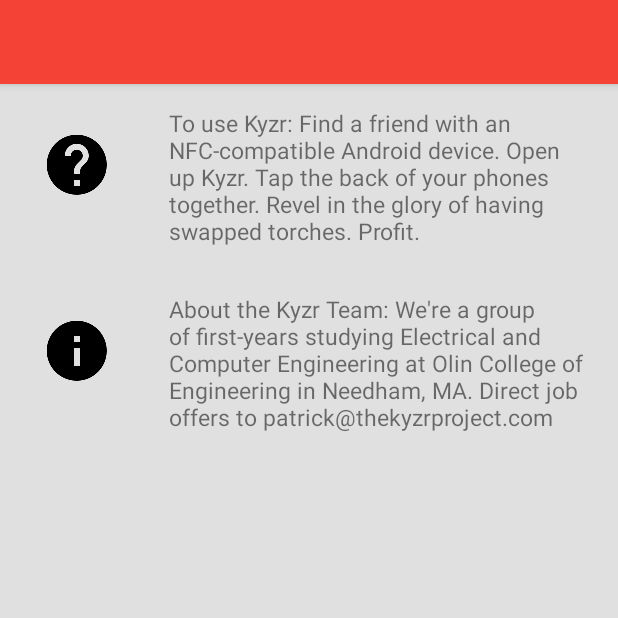
After one commit to phuston/Kyzr, an Android app: the StatsActivity screen opened directly, with no data from a screen before it, on a phone screen of 412 x 824 dp, the top half of it. The commit adds this screen. Run offline under Robolectric (Android 15) with nearby library versions, the phone set to English and light mode, and no system bars; network calls fail.

Commit message:
Begins implementation of stats page

```diff
--- a/app/build.gradle
+++ b/app/build.gradle
@@ -20,8 +20,9 @@ android {
 }
 
 dependencies {
-    compile fileTree(dir: 'libs', include: ['*.jar'])
+    compile fileTree(include: ['*.jar'], dir: 'libs')
     compile 'com.android.support:appcompat-v7:22.0.0'
     compile 'com.google.android.gms:play-services:7.0.0'
     compile 'com.getbase:floatingactionbutton:1.9.0'
+    compile files('libs/gson-2.3.1.jar')
 }
--- a/app/src/main/java/com/phuston/android/kyzr/HelpActivity.java
+++ b/app/src/main/java/com/phuston/android/kyzr/HelpActivity.java
@@ -10,12 +10,15 @@ import android.view.MenuItem;
 
 public class HelpActivity extends ActionBarActivity {
 
+    private Toolbar mToolbar;
 
     @Override
     protected void onCreate(Bundle savedInstanceState) {
         super.onCreate(savedInstanceState);
         setContentView(R.layout.activity_help);
 
+        mToolbar = (Toolbar)(findViewById(R.id.tool_bar));
+        setSupportActionBar(mToolbar);
     }
 
     @Override
--- a/app/src/main/java/com/phuston/android/kyzr/NetworksClient.java
+++ b/app/src/main/java/com/phuston/android/kyzr/NetworksClient.java
@@ -76,4 +76,8 @@ public class NetworksClient {
         return "phone_id=" + URLEncoder.encode(phoneID, "UTF-8");
     }
 
+    public String formatStats(String phoneID) throws UnsupportedEncodingException {
+        return "phone_id=" + URLEncoder.encode(phoneID, "UTF-8");
+    }
+
 }
--- a/app/src/main/java/com/phuston/android/kyzr/TorchFragment.java
+++ b/app/src/main/java/com/phuston/android/kyzr/TorchFragment.java
@@ -58,7 +58,7 @@ public class TorchFragment extends Fragment {
     }
 
     public void updateCurrTorch(String currTorchID){
-        mCurrTorchTextview.setText("Current torch: " + currTorchID);
+        mCurrTorchTextview.setText("Current torch: \n" + currTorchID);
     }
 
     public void updateLocation(Location lastLocation) {
--- /dev/null
+++ b/app/src/main/res/layout/activity_stats.xml
@@ -0,0 +1,86 @@
+<LinearLayout xmlns:android="http://schemas.android.com/apk/res/android"
+    xmlns:tools="http://schemas.android.com/tools"
+    android:orientation="vertical"
+    android:layout_width="match_parent"
+    android:layout_height="match_parent"
+    tools:context="com.phuston.android.kyzr.HelpActivity"
+    android:background="@color/accent"
+    android:elevation="5dp"
+    android:textAlignment="center">
+
+    <include
+        android:id="@+id/tool_bar"
+        layout="@layout/tool_bar"
+        ></include>
+
+    <LinearLayout
+        android:id="@+id/linearlayout"
+        android:layout_width="fill_parent"
+        android:layout_height="wrap_content"
+        android:orientation="horizontal" >
+
+        <ImageView
+            android:id="@+id/help_icon"
+            android:layout_width="0dp"
+            android:layout_weight="1"
+            android:layout_height="wrap_content"
+            android:layout_gravity="left"
+            android:paddingLeft="20dp"
+            android:paddingRight="20dp"
+            android:paddingTop="30dp"
+            android:paddingBottom="30dp"
+            android:src="@drawable/ic_help_black_48dp"
+            android:contentDescription="help_icon" />
+
+        <TextView
+            android:id="@+id/distance_textview"
+            android:layout_width="0dp"
+            android:layout_weight="3"
+            android:layout_height="wrap_content"
+            android:text="@string/help_text"
+            android:layout_gravity="right"
+            android:paddingTop="15dp"
+            android:textAlignment="center"
+            android:paddingBottom="15dp"
+            android:paddingLeft="10dp"
+            android:paddingRight="20dp"
+            android:textSize="15sp" />
+
+    </LinearLayout>
+
+    <LinearLayout
+        android:id="@+id/linearLayout2"
+        android:layout_width="fill_parent"
+        android:layout_height="wrap_content"
+        android:orientation="horizontal" >
+
+        <ImageView
+            android:id="@+id/about_icon"
+            android:layout_width="0dp"
+            android:layout_weight="1"
+            android:layout_height="wrap_content"
+            android:layout_gravity="left"
+            android:paddingLeft="20dp"
+            android:paddingRight="20dp"
+            android:paddingTop="30dp"
+            android:paddingBottom="30dp"
+            android:src="@drawable/ic_info_black_48dp"
+            android:contentDescription="help_icon" />
+
+        <TextView
+            android:id="@+id/about_textview"
+            android:layout_width="0dp"
+            android:layout_weight="3"
+            android:layout_height="wrap_content"
+            android:text="@string/about_text"
+            android:layout_gravity="right"
+            android:paddingTop="15dp"
+            android:textAlignment="center"
+            android:paddingBottom="15dp"
+            android:paddingLeft="10dp"
+            android:paddingRight="20dp"
+            android:textSize="15sp" />
+
+
+    </LinearLayout>
+</LinearLayout>
--- /dev/null
+++ b/app/src/main/res/menu/menu_stats.xml
@@ -0,0 +1,7 @@
+<menu xmlns:android="http://schemas.android.com/apk/res/android"
+    xmlns:app="http://schemas.android.com/apk/res-auto"
+    xmlns:tools="http://schemas.android.com/tools"
+    tools:context="com.phuston.android.kyzr.StatsActivity">
+    <item android:id="@+id/action_settings" android:title="@string/action_settings"
+        android:orderInCategory="100" app:showAsAction="never" />
+</menu>
--- a/app/src/main/res/values/strings.xml
+++ b/app/src/main/res/values/strings.xml
@@ -18,4 +18,5 @@
     <string name="current_torch">Current Torch: </string>
     <string name="help_text">To use Kyzr: Find a friend with an NFC-compatible Android device. Open up Kyzr. Tap the back of your phones together. Revel in the glory of having swapped torches. Profit.</string>
     <string name="about_text">About the Kyzr Team: We\'re a group of first-years studying Electrical and Computer Engineering at Olin College of Engineering in Needham, MA. Direct job offers to patrick@thekyzrproject.com</string>
+    <string name="title_activity_stats">StatsActivity</string>
 </resources>
```
Also changed, not shown: app/src/main/AndroidManifest.xml (+5 -5 lines), app/src/main/java/com/phuston/android/kyzr/Stats.java (added, +11 -0 lines), app/src/main/java/com/phuston/android/kyzr/StatsActivity.java (added, +107 -0 lines), app/src/main/res/layout/fragment_torch.xml (+21 -16 lines), app/libs/gson-2.3.1.jar (added), 1 other file.
